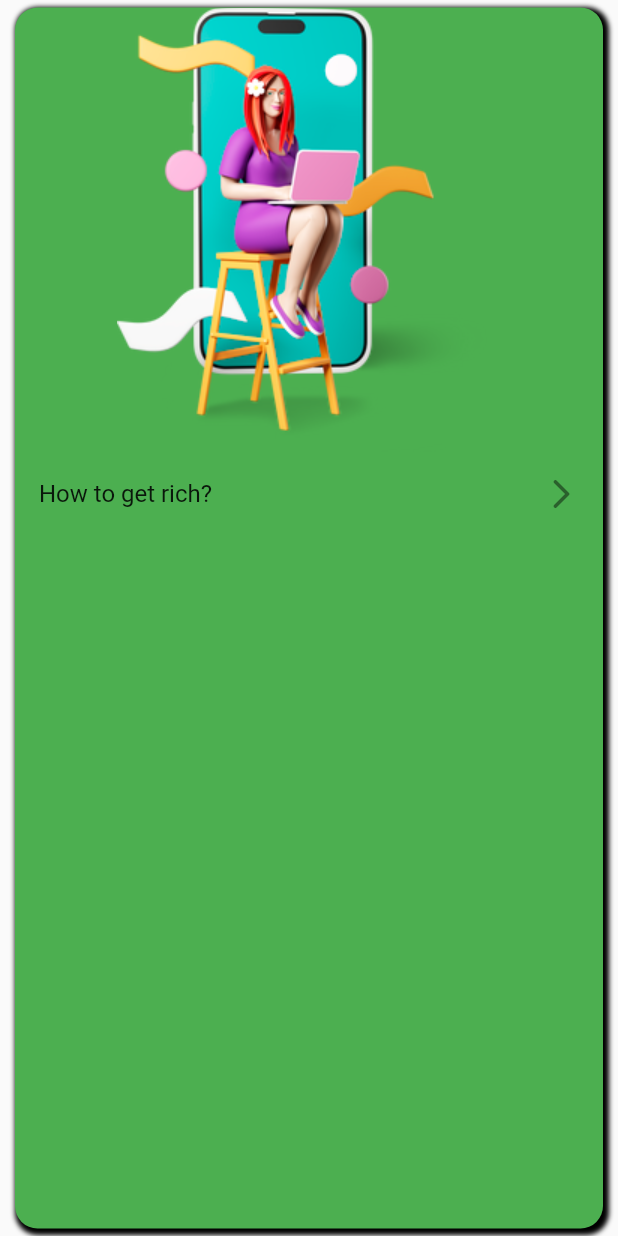
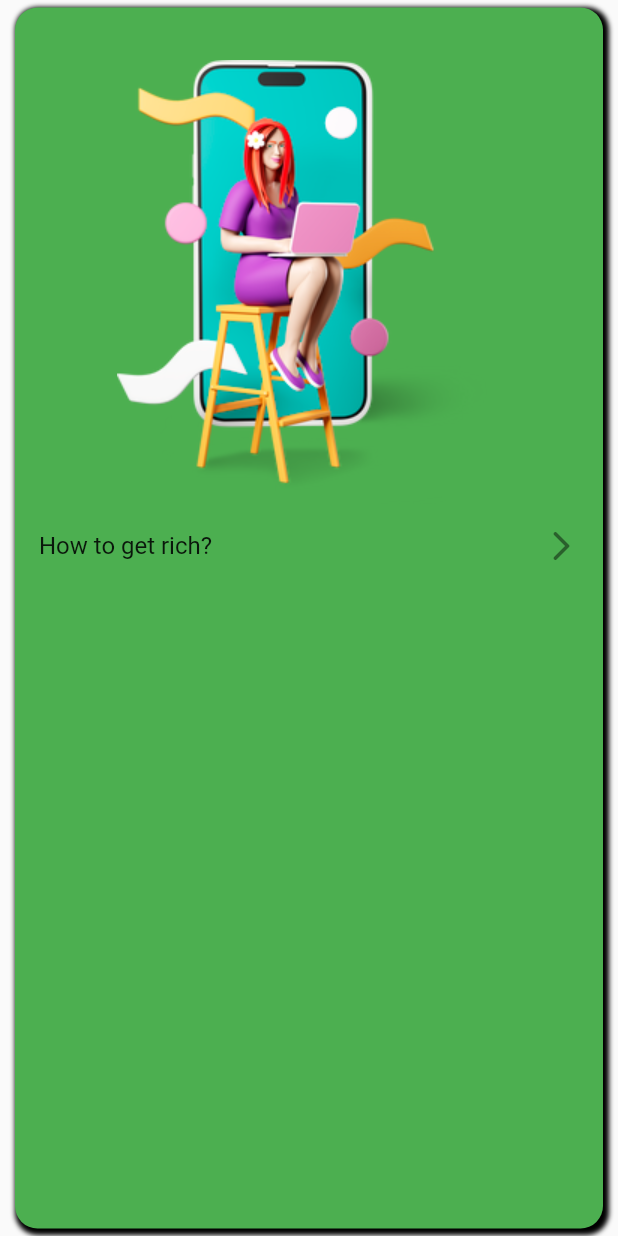
Before and after one commit to Robertron624/my_first_app, a Flutter app: the BlogBoxWidget widget shown alone on an empty page, opened directly, on a phone screen of 412 x 824 dp. Run offline on Flutter 3.47's test engine with Material 2 defaults, Android fonts, the phone set to English and light mode, and no system bars.

Commit message:
added vertical padding to blog box widget

```diff
--- a/lib/pages/widget/blog_box_widget.dart
+++ b/lib/pages/widget/blog_box_widget.dart
@@ -23,6 +23,9 @@ class BlogBoxWidget extends StatelessWidget {
       },
       child: Container(
         width: double.infinity,
+        padding: const EdgeInsets.symmetric(
+          vertical: 35,
+        ),
         margin: const EdgeInsets.symmetric(
           horizontal: 10.0,
           vertical: 5.0,
```
